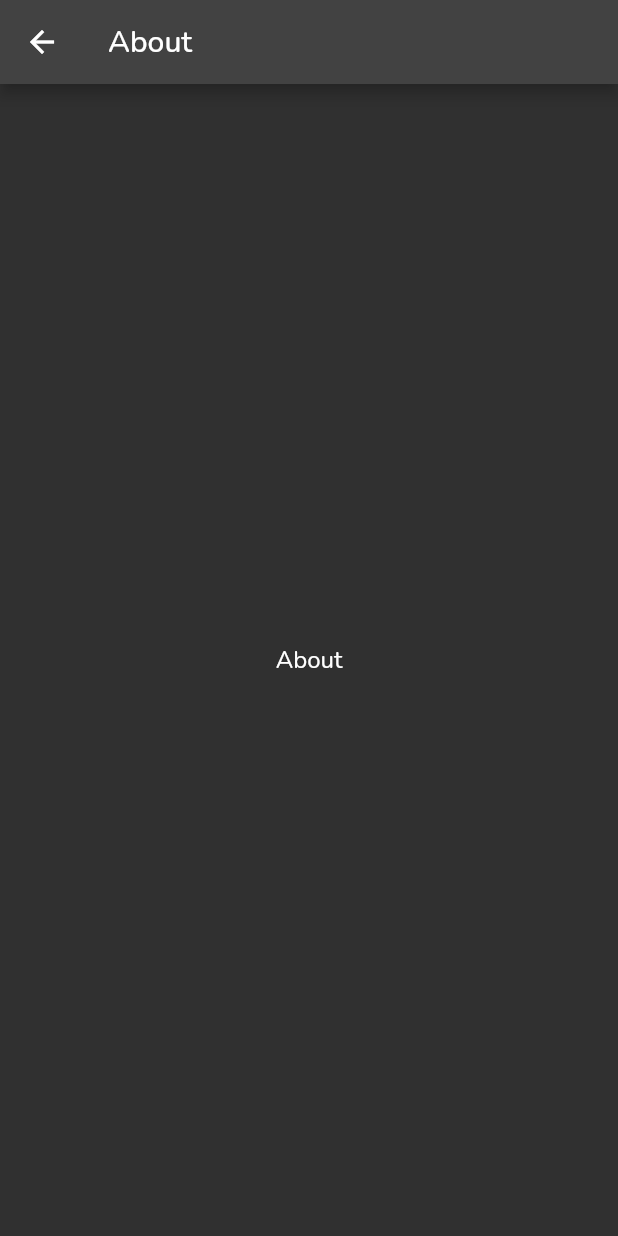
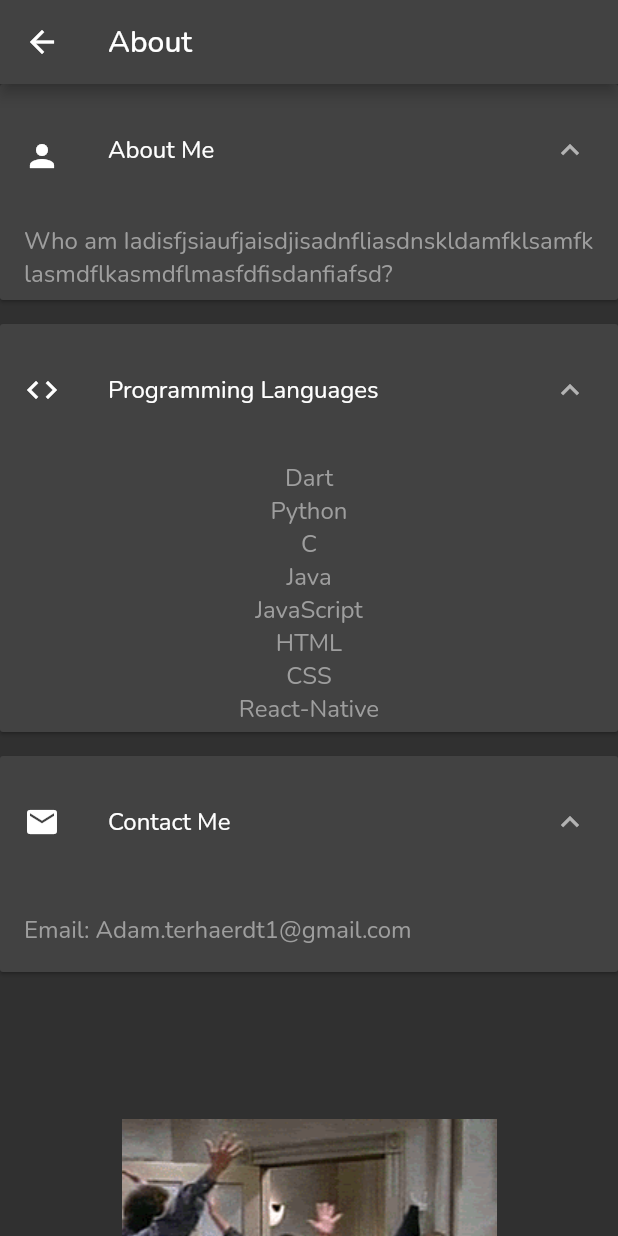
Before and after one commit to AdamTerhaerdt/QuizApp, a Flutter app: the screen it shows once a user with an empty profile is signed in, item 2 of the bottom bar chosen, on a phone screen of 412 x 824 dp. Run offline on Flutter 3.47's test engine with Material 2 defaults, Android fonts, the phone set to English and light mode, and no system bars; our stand-ins replace cloud_firestore, firebase_auth, firebase_core, font_awesome_flutter, google_fonts, google_sign_in and 1 more; accounts and stored records are empty.

```diff
--- a/lib/about/about.dart
+++ b/lib/about/about.dart
@@ -1,17 +1,94 @@
 import 'package:flutter/material.dart';
+import 'package:provider/provider.dart';
+import 'package:myapp/about/about_state.dart';
+import 'package:myapp/services/models.dart';
 
 class AboutScreen extends StatelessWidget {
   const AboutScreen({super.key});
-
   @override
   Widget build(BuildContext context) {
-    return Scaffold(
-      appBar: AppBar(
-        title: const Text('About'),
-      ),
-      body: const Center(
-        child: Text('About'),
-      ),
-    );
+    final programmingLanguages = [
+      "Python",
+      "Dart",
+      "C",
+      "Java",
+      "JavaScript",
+      "HTML",
+      "CSS",
+      "React-Native"
+    ];
+    return ChangeNotifierProvider(
+        create: (_) => AboutState(),
+        child: Scaffold(
+            appBar: AppBar(
+              title: const Text('About'),
+            ),
+            body: Consumer<AboutState>(builder: (context, state, _) {
+              return ListView(children: [
+                ExpansionPanelList(
+                  elevation: 1,
+                  expansionCallback: (int index, bool isExpanded) {
+                    state.toggleExpansion(index);
+                  },
+                  children: [
+                    ExpansionPanel(
+                      headerBuilder: (BuildContext context, state) {
+                        return const ListTile(
+                          leading: Padding(
+                            padding: EdgeInsets.only(top: 8.0),
+                            child: Icon(Icons.person),
+                          ),
+                          title: Text("About Me",
+                              style: TextStyle(color: Colors.white)),
+                        );
+                      },
+                      body: ListTile(
+                        title: const Text(
+                          "Who am Iadisfjsiaufjaisdjisadnfliasdnskldamfklsamfklasmdflkasmdflmasfdfisdanfiafsd?",
+                        ),
+                      ),
+                      isExpanded: state.isExpanded(0),
+                    ),
+                    ExpansionPanel(
+                      headerBuilder: (BuildContext context, bool isExpanded) {
+                        return ListTile(
+                          leading: Icon(
+                            Icons.code,
+                            color: Colors.white,
+                          ),
+                          title: Text("Programming Languages",
+                              style: TextStyle(color: Colors.white)),
+                        );
+                      },
+                      body: ListTile(
+                        title: Center(
+                            child: Text(
+                          "Dart\nPython\nC\nJava\nJavaScript\nHTML\nCSS\nReact-Native",
+                          textAlign: TextAlign.center,
+                        )),
+                      ),
+                      isExpanded: state.isExpanded(1),
+                    ),
+                    ExpansionPanel(
+                      headerBuilder: (BuildContext context, bool isExpanded) {
+                        return ListTile(
+                          leading: Icon(
+                            Icons.email,
+                            color: Colors.white,
+                          ),
+                          title: Text("Contact Me",
+                              style: TextStyle(color: Colors.white)),
+                        );
+                      },
+                      body: ListTile(
+                        title: Text("Email: Adam.terhaerdt1@gmail.com"),
+                      ),
+                      isExpanded: state.isExpanded(2),
+                    ),
+                  ],
+                ),
+                Image.asset('assets/congrats.gif'),
+              ]);
+            })));
   }
 }
--- /dev/null
+++ b/lib/about/about_state.dart
@@ -0,0 +1,17 @@
+import 'package:flutter/material.dart';
+
+class AboutState with ChangeNotifier {
+  List<bool> _expandedStates = [true, true, true];
+
+  bool isExpanded(int index) {
+    if (index >= 0 || index < _expandedStates.length) {
+      return _expandedStates[index];
+    }
+    return false;
+  }
+
+  void toggleExpansion(int index) {
+    _expandedStates[index] = !_expandedStates[index];
+    notifyListeners();
+  }
+}
--- a/lib/main.dart
+++ b/lib/main.dart
@@ -7,6 +7,7 @@ import 'package:myapp/services/firestore.dart';
 import 'package:myapp/theme.dart';
 import 'package:provider/provider.dart';
 import 'package:myapp/services/models.dart';
+import 'firebase_options.dart';
 
 void main() {
   WidgetsFlutterBinding.ensureInitialized();
@@ -51,10 +52,14 @@ class _AppState extends State<App> {
           return StreamProvider(
             create: (_) => FirestoreService().getReport(),
             initialData: Report(),
-            child: MaterialApp(
-              debugShowCheckedModeBanner: true,
-              routes: appRoutes,
-              theme: appTheme,
+            child: FutureProvider(
+              create: (_) => FirestoreService().getTopics(),
+              initialData: [Topic()],
+              child: MaterialApp(
+                debugShowCheckedModeBanner: true,
+                routes: appRoutes,
+                theme: appTheme,
+              ),
             ),
           );
         }
```
Also changed, not shown: lib/profile/profile.dart (+43 -31 lines), 11 other files.
